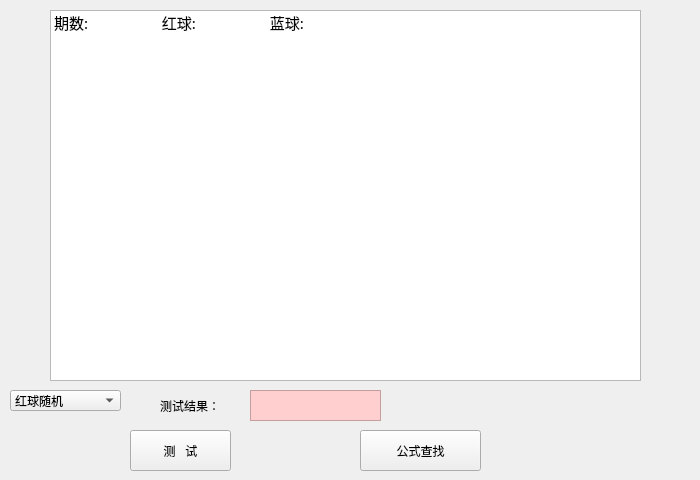
Above: mainwindow.ui from a1991815a/CaiPiao before the change. Below: the same form after it.
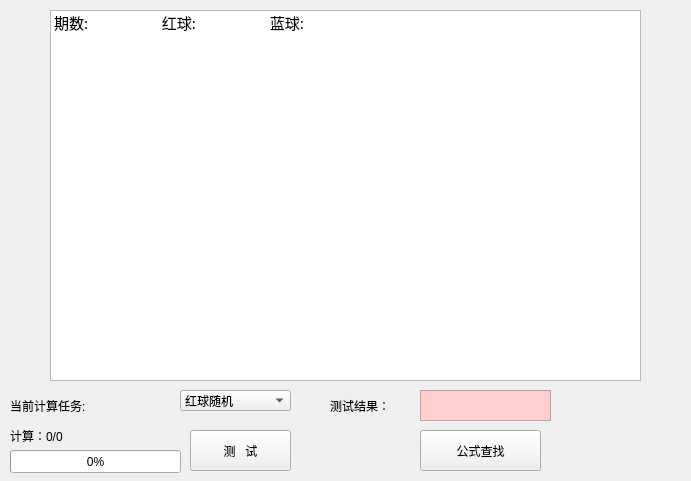
That is the form after the change.

```diff
--- a/mainwindow.ui
+++ b/mainwindow.ui
@@ -9,8 +9,8 @@
    <rect>
     <x>0</x>
     <y>0</y>
-    <width>700</width>
-    <height>480</height>
+    <width>691</width>
+    <height>481</height>
    </rect>
   </property>
   <property name="maximumSize">
@@ -74,7 +74,7 @@
    <widget class="QComboBox" name="TestMath">
     <property name="geometry">
      <rect>
-      <x>10</x>
+      <x>180</x>
       <y>390</y>
       <width>111</width>
       <height>21</height>
@@ -334,7 +334,7 @@
    <widget class="QTextEdit" name="textEdit">
     <property name="geometry">
      <rect>
-      <x>250</x>
+      <x>420</x>
       <y>390</y>
       <width>131</width>
       <height>31</height>
@@ -347,7 +347,7 @@
    <widget class="QLabel" name="label">
     <property name="geometry">
      <rect>
-      <x>160</x>
+      <x>330</x>
       <y>390</y>
       <width>81</width>
       <height>31</height>
@@ -360,7 +360,7 @@
    <widget class="QPushButton" name="pushButton">
     <property name="geometry">
      <rect>
-      <x>130</x>
+      <x>190</x>
       <y>430</y>
       <width>101</width>
       <height>41</height>
@@ -373,7 +373,7 @@
    <widget class="QPushButton" name="formulaBT">
     <property name="geometry">
      <rect>
-      <x>360</x>
+      <x>420</x>
       <y>430</y>
       <width>121</width>
       <height>41</height>
@@ -383,6 +383,48 @@
      <string>公式查找</string>
     </property>
    </widget>
+   <widget class="QProgressBar" name="mathBar">
+    <property name="geometry">
+     <rect>
+      <x>10</x>
+      <y>450</y>
+      <width>171</width>
+      <height>23</height>
+     </rect>
+    </property>
+    <property name="value">
+     <number>0</number>
+    </property>
+   </widget>
+   <widget class="QLabel" name="label_2">
+    <property name="geometry">
+     <rect>
+      <x>10</x>
+      <y>390</y>
+      <width>111</width>
+      <height>31</height>
+     </rect>
+    </property>
+    <property name="text">
+     <string>当前计算任务:</string>
+    </property>
+   </widget>
+   <widget class="QLabel" name="NumCal">
+    <property name="geometry">
+     <rect>
+      <x>10</x>
+      <y>420</y>
+      <width>131</width>
+      <height>31</height>
+     </rect>
+    </property>
+    <property name="text">
+     <string>计算：0/0</string>
+    </property>
+    <property name="textFormat">
+     <enum>Qt::AutoText</enum>
+    </property>
+   </widget>
   </widget>
  </widget>
  <layoutdefault spacing="6" margin="11"/>
```
